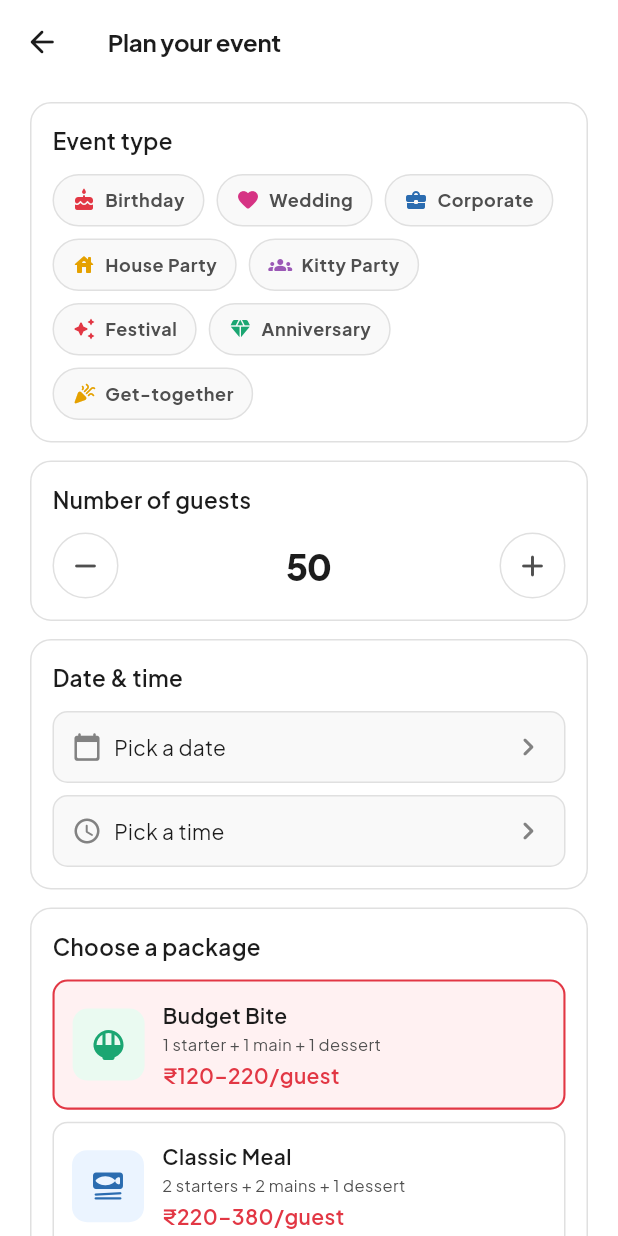
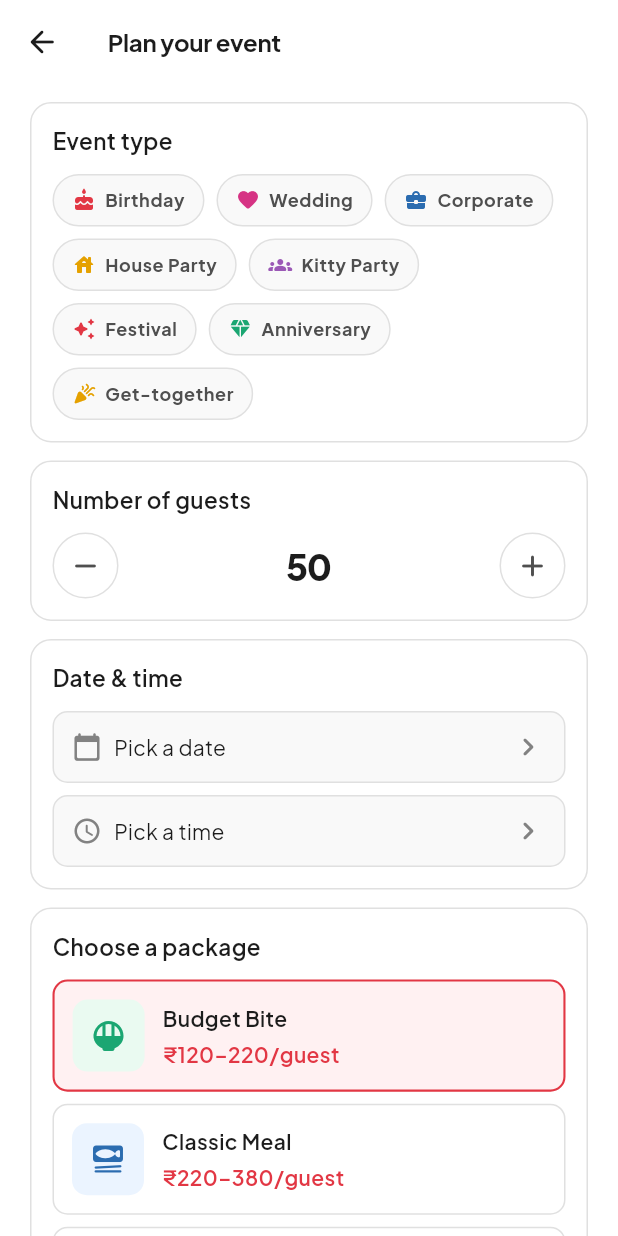
Before and after one commit to ankittttss/banquet-catering-app, a Flutter app: the EventDetailsScreen screen opened by its route, on a phone screen of 412 x 824 dp. Run offline on Flutter 3.47's test engine with Material 3 defaults, Android fonts, the phone set to English and light mode, and no system bars; drawn by our look-alikes of flutter_animate; our stand-ins replace cached_network_image, flutter_map, flutter_riverpod, flutter_svg, geocoding, geolocator and 7 more; accounts and stored records are empty.

Commit message:
feat(event): hide tier composition line in package picker card

```diff
--- a/lib/features/user/screens/event_details_screen.dart
+++ b/lib/features/user/screens/event_details_screen.dart
@@ -597,15 +597,6 @@ class _TierCard extends StatelessWidget {
                 crossAxisAlignment: CrossAxisAlignment.start,
                 children: [
                   Text(tier.label, style: AppTextStyles.bodyBold),
-                  if (tier.description != null) ...[
-                    const SizedBox(height: 2),
-                    Text(
-                      tier.description!,
-                      style: AppTextStyles.caption.copyWith(fontSize: 11),
-                      maxLines: 2,
-                      overflow: TextOverflow.ellipsis,
-                    ),
-                  ],
                   const SizedBox(height: 4),
                   Text(
                     '₹${tier.perGuestMin.toStringAsFixed(0)}–${tier.perGuestMax.toStringAsFixed(0)}/guest',
```
